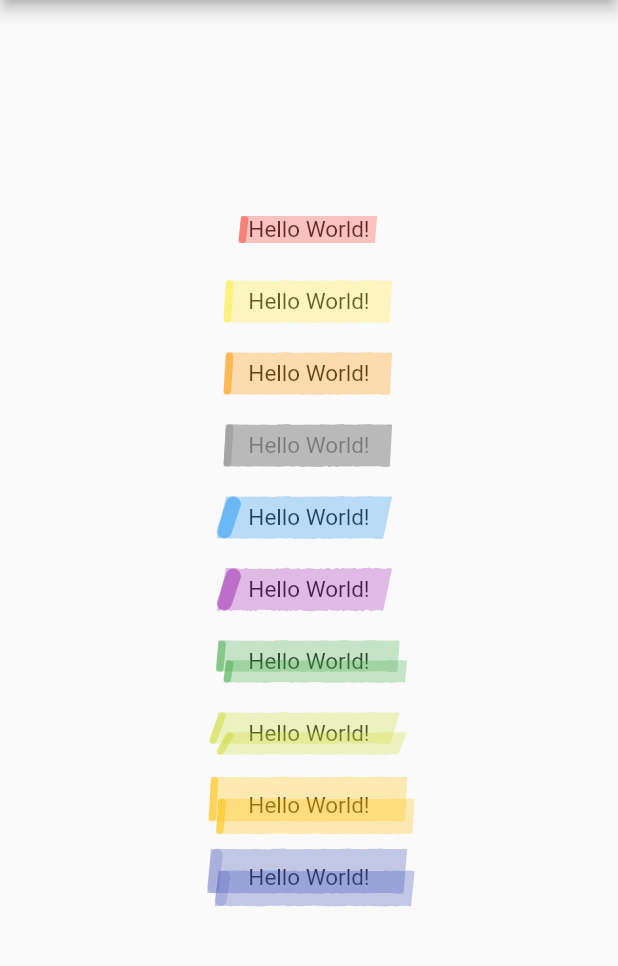
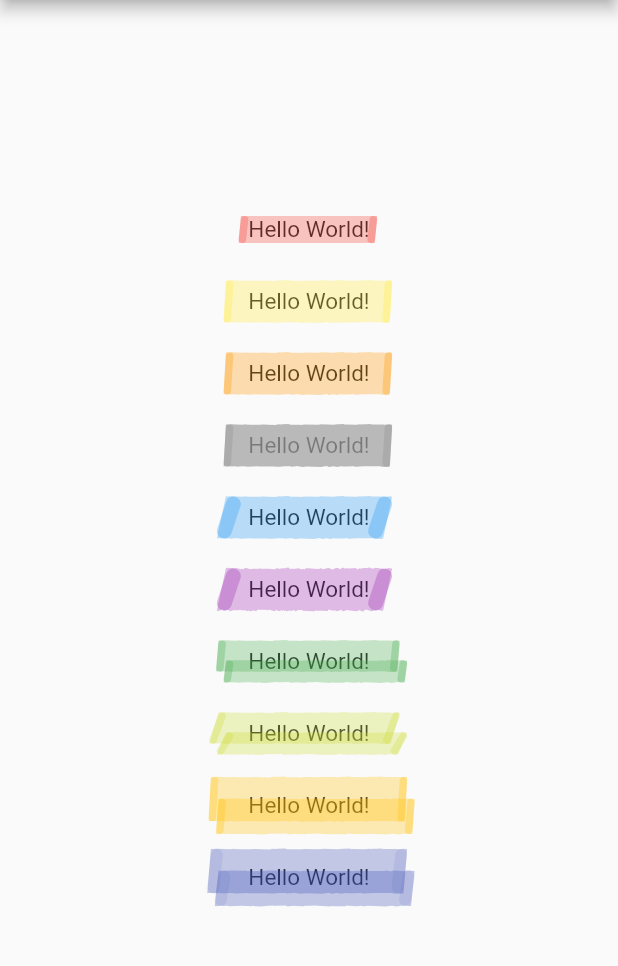
Before and after one commit to turlvo/neonpen, a Flutter app: the screen it shows after launch, on a phone screen of 412 x 824 dp, the part 84-1050 px from its top. Run offline on Flutter 3.47's test engine with Material 2 defaults, Android fonts, the phone set to English and light mode, and no system bars.

Commit message:
changed emphasis line style and changed from StatefulWidget to StatelessWidget

```diff
--- a/lib/neonpen.dart
+++ b/lib/neonpen.dart
@@ -4,10 +4,8 @@ import 'dart:math';
 
 import 'package:flutter/material.dart';
 
-import 'util/widget_size.dart';
-
 // A Widget that give a neon pen style to Text widget
-class Neonpen extends StatefulWidget {
+class Neonpen extends StatelessWidget {
   final Text text;
   final Color color;
   final double? opacity;
@@ -33,40 +31,25 @@ class Neonpen extends StatefulWidget {
   });
 
   @override
-  _NeonpenState createState() => _NeonpenState();
-}
-
-class _NeonpenState extends State<Neonpen> {
-  Size textWidgetSize = Size.zero;
-
-  @override
   Widget build(BuildContext context) {
     return CustomPaint(
-      size: textWidgetSize,
       foregroundPainter: NeonPainter(
-        color: widget.color,
-        padding: widget.padding,
-        opacity: widget.opacity,
-        emphasisWidth: widget.emphasisWidth,
-        emphasisOpacity: widget.emphasisOpacity,
-        emphasisAngleDegree: widget.emphasisAngleDegree,
-        enableLineZiggle: widget.enableLineZiggle,
-        lineZiggleLevel: widget.lineZiggleLevel,
-        isDoubleLayer: widget.isDoubleLayer,
+        color: color,
+        padding: padding,
+        opacity: opacity,
+        emphasisWidth: emphasisWidth,
+        emphasisOpacity: emphasisOpacity,
+        emphasisAngleDegree: emphasisAngleDegree,
+        enableLineZiggle: enableLineZiggle,
+        lineZiggleLevel: lineZiggleLevel,
+        isDoubleLayer: isDoubleLayer,
       ),
-      child: WidgetSize(
-        onChange: (Size size) {
-          textWidgetSize = size;
-          setState(() {});
-        },
-        child: widget.text,
-      ),
+      child: text,
     );
   }
 }
 
 // A NeonPainter class for draw neon pen style
-
 class NeonPainter extends CustomPainter {
   final double opacity;
   final Color color;
@@ -195,7 +178,7 @@ class NeonPainter extends CustomPainter {
     rightEmphasisPath.lineTo(endX - (emphasisWidth / 2) - leftRightDistance,
         endY - (emphasisWidth / 2));
 
-    canvas.drawPath(leftEmphasisPath, emphasisPaint);
+    canvas.drawPath(rightEmphasisPath, emphasisPaint);
   }
 
   @override
--- a/lib/util/widget_size.dart
+++ /dev/null
@@ -1,43 +0,0 @@
-import 'package:flutter/material.dart';
-import 'package:flutter/scheduler.dart';
-
-// To get a specifc Widget's Size
-class WidgetSize extends StatefulWidget {
-  final Widget child;
-  final Function onChange;
-
-  const WidgetSize({
-    Key? key,
-    required this.onChange,
-    required this.child,
-  }) : super(key: key);
-
-  @override
-  _WidgetSizeState createState() => _WidgetSizeState();
-}
-
-class _WidgetSizeState extends State<WidgetSize> {
-  @override
-  Widget build(BuildContext context) {
-    SchedulerBinding.instance.addPostFrameCallback(postFrameCallback);
-    return Container(
-      key: widgetKey,
-      child: widget.child,
-    );
-  }
-
-  var widgetKey = GlobalKey();
-  var oldSize;
-
-  // When Widget is built, it is called
-  void postFrameCallback(_) {
-    var context = widgetKey.currentContext;
-    if (context == null) return;
-
-    var newSize = context.size;
-    if (oldSize == newSize) return;
-
-    oldSize = newSize;
-    widget.onChange(newSize);
-  }
-}
--- a/pubspec.yaml
+++ b/pubspec.yaml
@@ -1,6 +1,6 @@
 name: neonpen
 description: A Flutter package to add a Neon Pen style on text.
-version: 2.0.2
+version: 2.0.4
 homepage: https://github.com/turlvo/neonpen
 
 environment:
```
Also changed, not shown: example/pubspec.lock, 2 other files.
